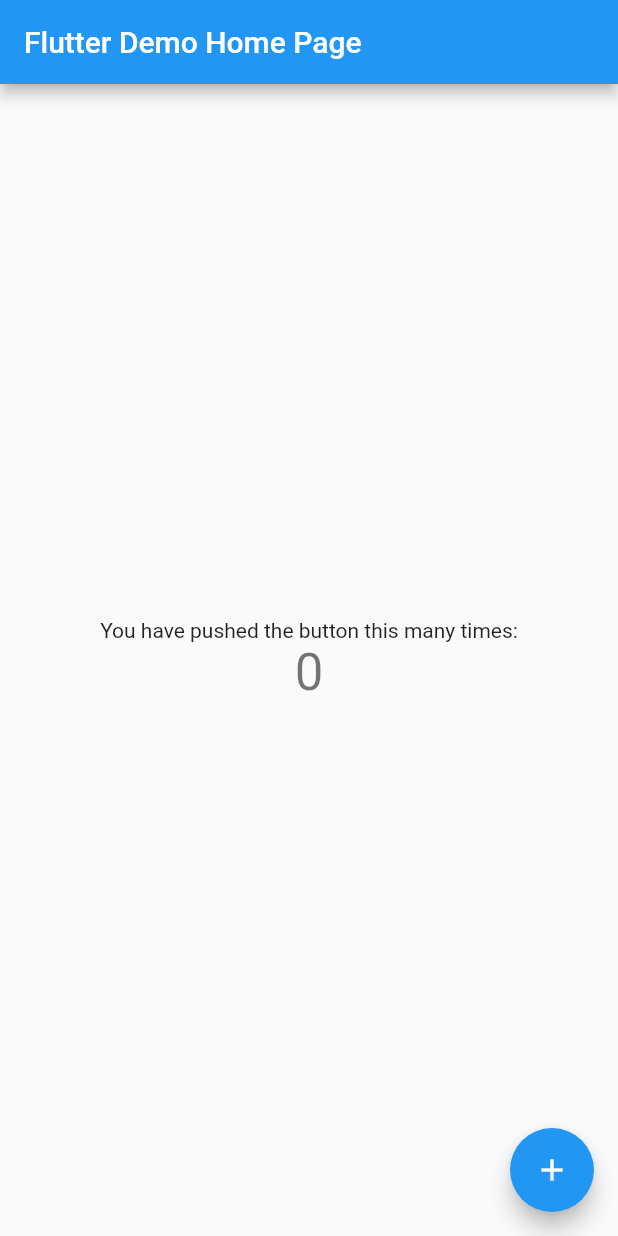
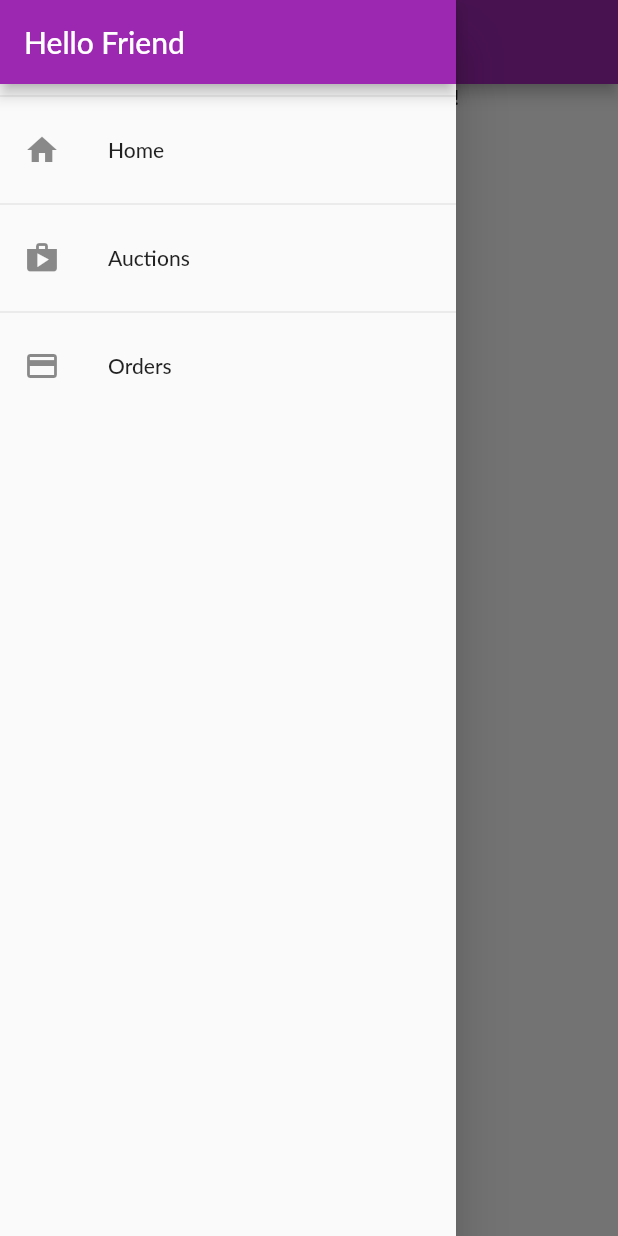
Before and after one commit to holadost/farmtotable, a Flutter app: the screen it shows after launch, with the side drawer open (before the commit the screen has no drawer), on a phone screen of 412 x 824 dp. Run offline on Flutter 3.47's test engine with Material 2 defaults, Android fonts, the phone set to English and light mode, and no system bars; Roboto replaces fonts that are missing (Lato).

Commit message:
Added the side drawer and some basic screens.

```diff
--- a/dart/farmtotable/frodo/lib/main.dart
+++ b/dart/farmtotable/frodo/lib/main.dart
@@ -1,117 +1,28 @@
 import 'package:flutter/material.dart';
+import 'package:provider/provider.dart';
 
-void main() {
-  runApp(MyApp());
-}
+import './screens/home_screen.dart';
+import './screens/auctions_overview_screen.dart';
+import './screens/orders_overview_screen.dart';
+
+
+void main() => runApp(MyApp());
 
 class MyApp extends StatelessWidget {
-  // This widget is the root of your application.
   @override
   Widget build(BuildContext context) {
     return MaterialApp(
-      title: 'Flutter Demo',
+      title: 'AlgoRhythm',
       theme: ThemeData(
-        // This is the theme of your application.
-        //
-        // Try running your application with "flutter run". You'll see the
-        // application has a blue toolbar. Then, without quitting the app, try
-        // changing the primarySwatch below to Colors.green and then invoke
-        // "hot reload" (press "r" in the console where you ran "flutter run",
-        // or simply save your changes to "hot reload" in a Flutter IDE).
-        // Notice that the counter didn't reset back to zero; the application
-        // is not restarted.
-        primarySwatch: Colors.blue,
-        // This makes the visual density adapt to the platform that you run
-        // the app on. For desktop platforms, the controls will be smaller and
-        // closer together (more dense) than on mobile platforms.
-        visualDensity: VisualDensity.adaptivePlatformDensity,
+        primarySwatch: Colors.purple,
+        accentColor: Colors.deepOrange,
+        fontFamily: 'Lato',
       ),
-      home: MyHomePage(title: 'Flutter Demo Home Page'),
+      home: HomeScreen(),
+      routes: {
+        OrdersOverviewScreen.routeName: (ctx) => OrdersOverviewScreen(),
+        AuctionsOverviewScreen.routeName: (ctx) => AuctionsOverviewScreen(),
+      },
     );
   }
 }
-
-class MyHomePage extends StatefulWidget {
-  MyHomePage({Key key, this.title}) : super(key: key);
-
-  // This widget is the home page of your application. It is stateful, meaning
-  // that it has a State object (defined below) that contains fields that affect
-  // how it looks.
-
-  // This class is the configuration for the state. It holds the values (in this
-  // case the title) provided by the parent (in this case the App widget) and
-  // used by the build method of the State. Fields in a Widget subclass are
-  // always marked "final".
-
-  final String title;
-
-  @override
-  _MyHomePageState createState() => _MyHomePageState();
-}
-
-class _MyHomePageState extends State<MyHomePage> {
-  int _counter = 0;
-
-  void _incrementCounter() {
-    setState(() {
-      // This call to setState tells the Flutter framework that something has
-      // changed in this State, which causes it to rerun the build method below
-      // so that the display can reflect the updated values. If we changed
-      // _counter without calling setState(), then the build method would not be
-      // called again, and so nothing would appear to happen.
-      _counter++;
-    });
-  }
-
-  @override
-  Widget build(BuildContext context) {
-    // This method is rerun every time setState is called, for instance as done
-    // by the _incrementCounter method above.
-    //
-    // The Flutter framework has been optimized to make rerunning build methods
-    // fast, so that you can just rebuild anything that needs updating rather
-    // than having to individually change instances of widgets.
-    return Scaffold(
-      appBar: AppBar(
-        // Here we take the value from the MyHomePage object that was created by
-        // the App.build method, and use it to set our appbar title.
-        title: Text(widget.title),
-      ),
-      body: Center(
-        // Center is a layout widget. It takes a single child and positions it
-        // in the middle of the parent.
-        child: Column(
-          // Column is also a layout widget. It takes a list of children and
-          // arranges them vertically. By default, it sizes itself to fit its
-          // children horizontally, and tries to be as tall as its parent.
-          //
-          // Invoke "debug painting" (press "p" in the console, choose the
-          // "Toggle Debug Paint" action from the Flutter Inspector in Android
-          // Studio, or the "Toggle Debug Paint" command in Visual Studio Code)
-          // to see the wireframe for each widget.
-          //
-          // Column has various properties to control how it sizes itself and
-          // how it positions its children. Here we use mainAxisAlignment to
-          // center the children vertically; the main axis here is the vertical
-          // axis because Columns are vertical (the cross axis would be
-          // horizontal).
-          mainAxisAlignment: MainAxisAlignment.center,
-          children: <Widget>[
-            Text(
-              'You have pushed the button this many times:',
-            ),
-            Text(
-              '$_counter',
-              style: Theme.of(context).textTheme.headline4,
-            ),
-          ],
-        ),
-      ),
-      floatingActionButton: FloatingActionButton(
-        onPressed: _incrementCounter,
-        tooltip: 'Increment',
-        child: Icon(Icons.add),
-      ), // This trailing comma makes auto-formatting nicer for build methods.
-    );
-  }
-}
--- a/dart/farmtotable/frodo/lib/screens/home_screen.dart
+++ b/dart/farmtotable/frodo/lib/screens/home_screen.dart
@@ -0,0 +1,22 @@
+import 'package:flutter/material.dart';
+
+import '../widgets/side_drawer_widget.dart';
+
+class HomeScreen extends StatelessWidget {
+  static const routeName = "/";
+
+  @override
+  Widget build(BuildContext context) {
+    final appBar = AppBar(
+      title: Text('AlgoRhythm'),
+    );
+    final body = Container(
+      child: Text('Welcome to AlgoRhythm. Still under construction!'),
+    );
+    return Scaffold(
+      appBar: appBar,
+      body: body,
+      drawer: SideDrawerWidget(),
+    );
+  }
+}
--- a/dart/farmtotable/frodo/lib/widgets/side_drawer_widget.dart
+++ b/dart/farmtotable/frodo/lib/widgets/side_drawer_widget.dart
@@ -0,0 +1,45 @@
+import 'package:flutter/material.dart';
+import '../screens/home_screen.dart';
+import '../screens/orders_overview_screen.dart';
+import '../screens/auctions_overview_screen.dart';
+
+class SideDrawerWidget extends StatelessWidget {
+
+  @override
+  Widget build(BuildContext context) {
+    return Drawer(
+      child: Column(
+        children: [
+          AppBar(
+            title: Text('Hello Friend'),
+            automaticallyImplyLeading: false,
+          ),
+          Divider(),
+          ListTile(
+            leading: Icon(Icons.home), title: Text('Home'),
+            onTap: () {
+              Navigator.of(context).pushReplacementNamed(
+                  HomeScreen.routeName);
+            },
+          ),
+          Divider(),
+          ListTile(
+            leading: Icon(Icons.shop), title: Text('Auctions'),
+            onTap: () {
+              Navigator.of(context).pushReplacementNamed(
+                  AuctionsOverviewScreen.routeName);
+            },
+          ),
+          Divider(),
+          ListTile(
+            leading: Icon(Icons.payment), title: Text('Orders'),
+            onTap: () {
+              Navigator.of(context).pushReplacementNamed(
+                  OrdersOverviewScreen.routeName);
+            },
+          ),
+        ],
+      ),
+    );
+  }
+}
```
Also changed, not shown: dart/farmtotable/frodo/lib/screens/auctions_overview_screen.dart (+20 -0 lines), dart/farmtotable/frodo/lib/screens/orders_overview_screen.dart (+20 -0 lines), dart/farmtotable/frodo/lib/widgets/overview_screens_appbar.dart (added), dart/farmtotable/frodo/pubspec.lock, 1 other file.
